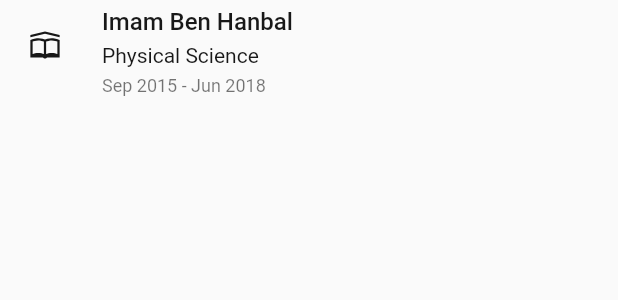
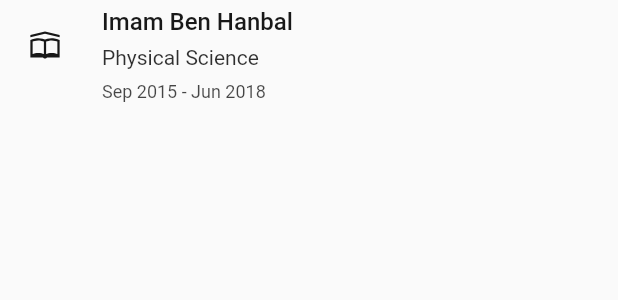
Before and after one commit to iliyass-zamouri/flutter_portfolio, a Flutter app: the EducationCard widget shown alone on an empty page, opened directly with sample values from the repository, on a phone screen of 412 x 824 dp. Shown: the top 300 px of the screen. Run offline on Flutter 3.47's test engine with Material 2 defaults, Android fonts, the phone set to English and light mode, and no system bars; our stand-ins replace chips_choice, flutter_spinkit, flutter_swiper, font_awesome_flutter, line_awesome_flutter, url_strategy; missing offline and left inert: dart:html; network calls fail; Roboto replaces fonts that are missing (CircularSpotify); project files that could hold a hidden picture were left out.

```diff
--- a/lib/widgets/education_card.dart
+++ b/lib/widgets/education_card.dart
@@ -25,7 +25,8 @@ class EducationCard extends StatelessWidget {
               child: Icon(LineAwesomeIcons.school,
                   color: provider.colorPalette.thirdColor)),
         ),
-        Padding(
+        Flexible(
+          child: Padding(
             padding: const EdgeInsets.symmetric(vertical: 5, horizontal: 8),
             child: Column(
               mainAxisAlignment: MainAxisAlignment.start,
@@ -35,26 +36,28 @@ class EducationCard extends StatelessWidget {
                   school.name,
                   style: Styles.tileTitle.copyWith(
                     color: provider.colorPalette.thirdColor,
+                    height: 1.2,
                     fontWeight: FontWeight.w500,
                   ),
                 ),
-              const SizedBox(height: 5),
+                const SizedBox(height: 6),
                 Text(
                   school.field,
                   style: Styles.tileTitle.copyWith(
-                    color: provider.colorPalette.thirdColor,
+                      color: provider.colorPalette.thirdColor.withOpacity(0.9),
                       fontWeight: FontWeight.w400,
                       fontSize: 14),
                 ),
-              const SizedBox(height: 5),
+                const SizedBox(height: 8),
                 Text(
                   "${school.startTime} - ${school.graduation}",
                   style: Styles.tileTitle.copyWith(
-                    color: provider.colorPalette.thirdColor.withOpacity(0.6),
+                      color: provider.colorPalette.thirdColor.withOpacity(0.8),
                       fontWeight: FontWeight.w400,
                       fontSize: 12),
                 ),
               ],
+            ),
           ),
         )
       ],
--- a/pubspec.yaml
+++ b/pubspec.yaml
@@ -18,7 +18,6 @@ dependencies:
   provider:
   url_strategy: ^0.2.0
   flutter_spinkit: ^5.1.0
-
   font_awesome_flutter: ^9.2.0
   cupertino_icons: ^1.0.2
   line_awesome_flutter: ^2.0.0
```
Also changed, not shown: lib/screens/about_screen.dart (+15 -1 lines), lib/widgets/experience_card.dart (+10 -5 lines), 3 other files. Lines whose indentation alone changed are shown as unchanged.
